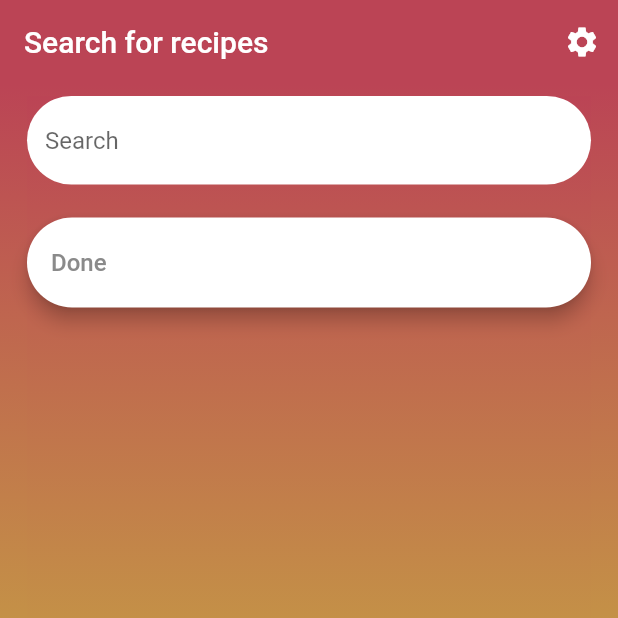
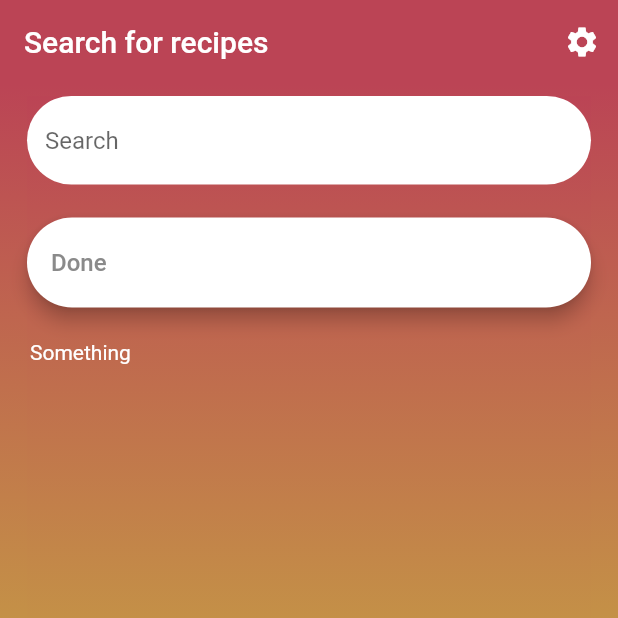
Before and after one commit to BMarx981/Recipe-Runner, a Flutter app: the screen it shows after launch, item 2 of the bottom bar chosen, on a phone screen of 412 x 824 dp, the top half of it. Run offline on Flutter 3.47's test engine with Material 2 defaults, Android fonts, the phone set to English and light mode, and no system bars.

Commit message:
"Change app name to Comid. Add Listview to search Screen."

```diff
--- a/lib/screens/app_home_screen.dart
+++ b/lib/screens/app_home_screen.dart
@@ -13,13 +13,13 @@ class AppHomeScreen extends StatefulWidget {
 
 class _AppHomeScreenState extends State<AppHomeScreen> {
   int _selectedScreenIndex = 0;
-  String title = 'Recipe Runner';
+  String title = 'Comid';
   void _selectScreen(int index) {
     setState(
       () {
         _selectedScreenIndex = index;
         if (_selectedScreenIndex == 0) {
-          title = 'Recipe Runner';
+          title = 'Comid';
         } else if (_selectedScreenIndex == 1) {
           title = 'Search for recipes';
         } else if (_selectedScreenIndex == 2) {
--- a/lib/screens/search_screen.dart
+++ b/lib/screens/search_screen.dart
@@ -5,6 +5,12 @@ import 'recipe_textfield.dart';
 class SearchScreen extends StatelessWidget {
   final TextEditingController tc = TextEditingController();
 
+  final List<Widget> list = [
+    Text(
+      'Something',
+      style: TextStyle(color: white),
+    ),
+  ];
   @override
   Widget build(BuildContext context) {
     return Container(
@@ -44,6 +50,21 @@ class SearchScreen extends StatelessWidget {
               },
             ),
           ),
+          SizedBox(
+            height: 22,
+          ),
+          Expanded(
+            child: Container(
+              padding: EdgeInsets.only(left: 2),
+              color: Colors.transparent,
+              child: ListView.builder(
+                itemCount: list.length,
+                itemBuilder: (context, index) {
+                  return list[index];
+                },
+              ),
+            ),
+          ),
         ],
       ),
     );
```
Also changed, not shown: 2 other files.
